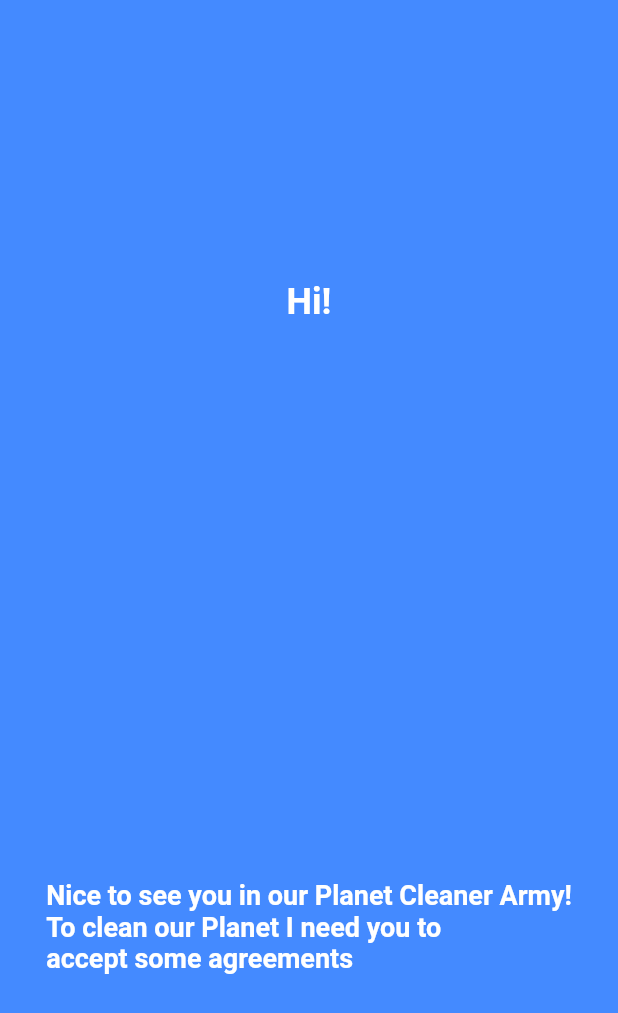
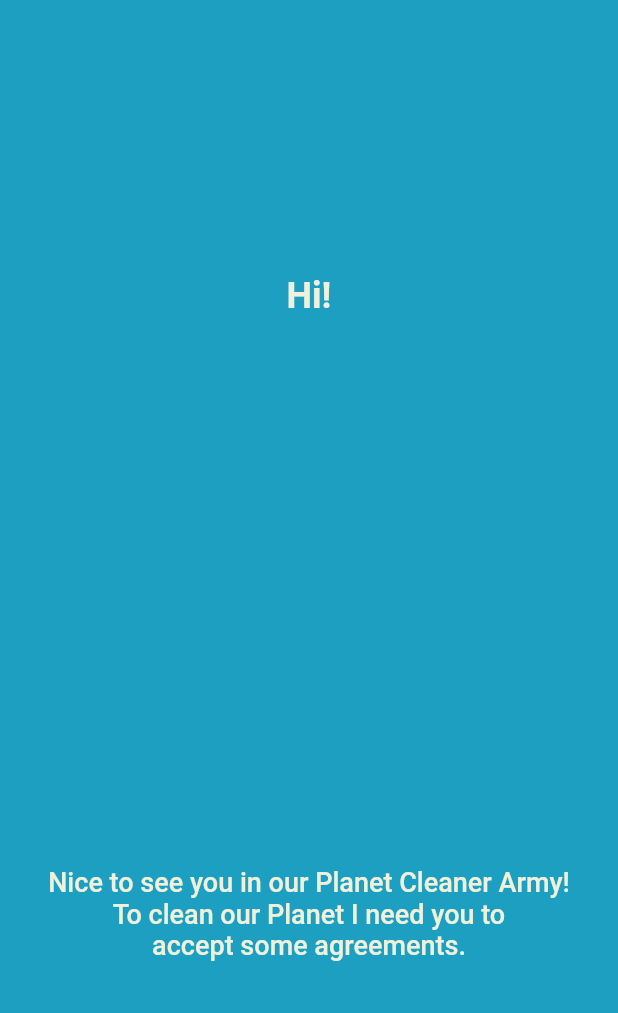
Before and after one commit to veramaryenko/planet_cleaner, a Flutter app: the screen it shows after launch, on a phone screen of 412 x 824 dp. Shown: the top 1013 px of the screen. Run offline on Flutter 3.47's test engine with Material 2 defaults, Android fonts, the phone set to English and light mode, and no system bars; project files that could hold a hidden picture were left out.

Commit message:
Huge refactor

```diff
--- a/lib/main.dart
+++ b/lib/main.dart
@@ -1,15 +1,42 @@
 import 'package:flutter/material.dart';
-import 'package:planet_cleaner/ui/info.dart';
-import 'package:planet_cleaner/ui/splash.dart';
+import 'package:planet_cleaner/ui/main_page.dart';
+import 'package:planet_cleaner/ui/splash_page.dart';
+import 'package:planet_cleaner/utils/app_color.dart';
 
-void main() => runApp(
-    MaterialApp(
+void main() {
+  runApp(PlanetCleanerApp());
+}
+
+class PlanetCleanerApp extends StatelessWidget {
+  @override
+  Widget build(BuildContext context) {
+    return MaterialApp(
       theme: ThemeData(
-          primaryColor: Colors.green,
-          accentColor: Colors.greenAccent),
+        primaryColor: Colors.blue,
+        accentColor: Colors.lightBlueAccent,
+        primaryTextTheme: TextTheme(
+          display1: TextStyle(
+            color: AppColor.white,
+            fontSize: 24,
+            fontWeight: FontWeight.w700,
+          ),
+          display2: TextStyle(
+            color: AppColor.white,
+            fontSize: 18,
+            fontWeight: FontWeight.w500,
+          ),
+          display3: TextStyle(
+            color: AppColor.white,
+            fontSize: 24,
+            fontWeight: FontWeight.bold,
+          ),
+        ),
+      ),
       debugShowCheckedModeBanner: false,
-    home: SplashScreen(),
+      home: SplashScreen(),
       routes: <String, WidgetBuilder>{
-        'InfoScreen': (BuildContext context) => InfoScreen()
+        'InfoScreen': (BuildContext context) => MainPage()
       },
-));
+    );
+  }
+}
--- a/lib/ui/info.dart
+++ /dev/null
@@ -1,65 +0,0 @@
-import 'package:flutter/material.dart';
-
-class InfoScreen extends StatefulWidget{
-  @override
-  _InfoScreenState createState() => new _InfoScreenState();
-}
-
-class _InfoScreenState extends State<InfoScreen>{
-  @override
-  Widget build(BuildContext context) {
-    return Scaffold(
-      body: Stack(
-        fit: StackFit.expand,
-        children: <Widget>[
-          Container(
-            decoration: BoxDecoration(color: Colors.blueAccent),
-          ),
-          Column(
-            mainAxisAlignment: MainAxisAlignment.start,
-            children: <Widget>[
-              Expanded(
-                flex: 1,
-                child: Container(
-                  child: Column(
-                    mainAxisAlignment: MainAxisAlignment.center,
-                    children: <Widget>[
-                      RichText(
-                        text: TextSpan(
-                          text: 'Hi!',
-                          style: TextStyle(
-                              color: Colors.white,
-                              fontSize: 24.0,
-                              fontWeight: FontWeight.bold)
-                        ),
-                      ),
-                      Padding(
-                        padding: EdgeInsets.only(top: 10.0),
-                      ),
-                    ],
-                  ),
-                ),
-              ),
-              Expanded(
-                child: Column(
-                  mainAxisAlignment: MainAxisAlignment.center,
-                  children: <Widget>[
-                    Text("Nice to see you in our Planet Cleaner Army!\nTo clean our Planet I need you to\naccept some agreements",
-                      style: TextStyle(
-                        color: Colors.white,
-                        fontSize: 18.0,
-                        fontWeight: FontWeight.bold
-                    ),
-                    )
-                  ],
-                ),
-              )
-            ],
-          )
-        ],
-      ) ,
-
-    );
-  }
-
-}
--- /dev/null
+++ b/lib/ui/main_page.dart
@@ -0,0 +1,29 @@
+import 'package:flutter/material.dart';
+import 'package:planet_cleaner/utils/app_color.dart';
+
+class MainPage extends StatefulWidget {
+  @override
+  _MainPageState createState() => _MainPageState();
+}
+
+class _MainPageState extends State<MainPage> {
+  @override
+  Widget build(BuildContext context) {
+    return Scaffold(
+      backgroundColor: AppColor.lightBlue,
+      body: Center(
+        child: Column(
+          mainAxisAlignment: MainAxisAlignment.spaceAround,
+          children: <Widget>[
+            Text('Hi!', style: Theme.of(context).primaryTextTheme.display1),
+            Text(
+              'Nice to see you in our Planet Cleaner Army!\nTo clean our Planet I need you to\naccept some agreements.',
+              style: Theme.of(context).primaryTextTheme.display2,
+              textAlign: TextAlign.center,
+            )
+          ],
+        ),
+      ),
+    );
+  }
+}
--- /dev/null
+++ b/lib/utils/app_color.dart
@@ -0,0 +1,10 @@
+import 'dart:ui';
+
+class AppColor
+{
+  static const Color white = Color.fromRGBO(240, 241, 220, 1);
+  static const Color lightBlue = Color.fromRGBO(28, 159, 192, 1);
+  static const Color lightGreen = Color.fromRGBO(135, 167, 64, 1);
+  static const Color yellow = Color.fromRGBO(211, 219, 52, 1);
+  static const Color darkGreen = Color.fromRGBO(13, 119, 141, 1);
+}
```
Also changed, not shown: analysis_options.yaml (added, +96 -0 lines), lib/ui/splash.dart (deleted, +0 -96 lines), lib/ui/splash_page.dart (added, +67 -0 lines), pubspec.lock, 2 other files.
